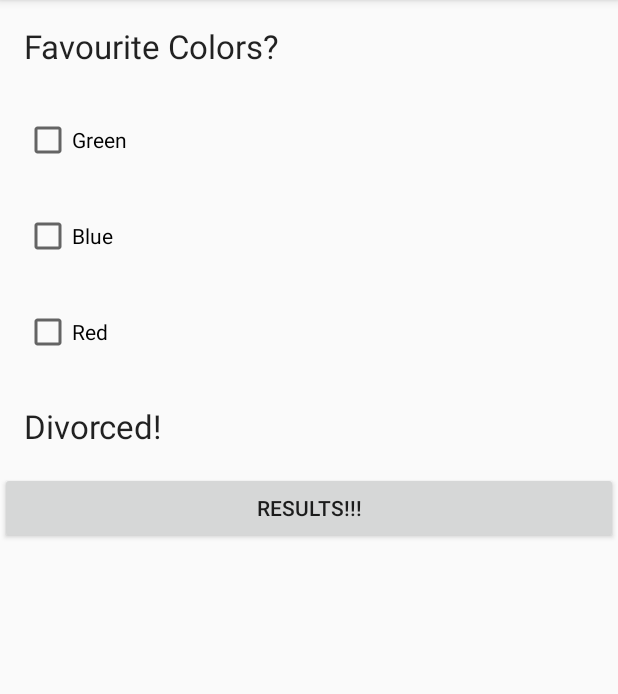
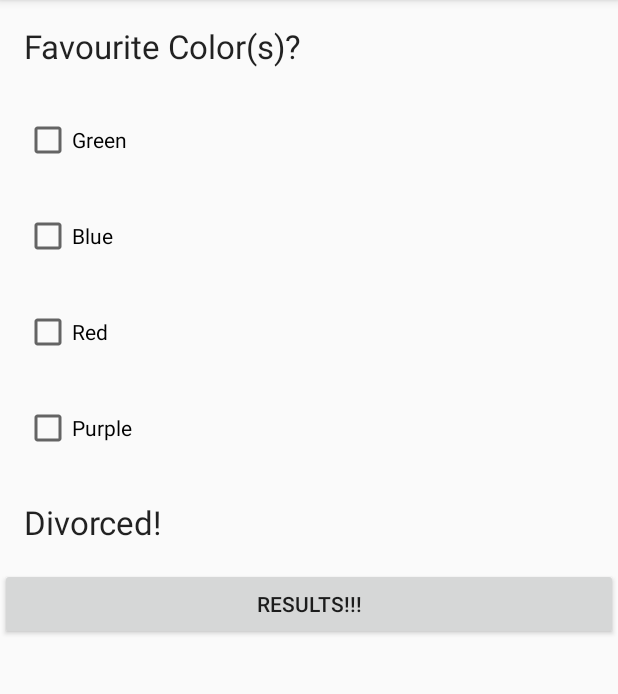
Before and after one commit to JosephM2014/QuizApp, an Android app: the screen it shows after launch (Main2Activity), after a tap on "NEXT", on a phone screen of 412 x 824 dp, the part 84-778 px from its top. Run offline under Robolectric (Android 15) with nearby library versions, the phone set to English and light mode, and no system bars; 3 other taps on this screen came first.

Commit message:
Trial commit

```diff
--- a/app/src/main/res/layout/activity_main2.xml
+++ b/app/src/main/res/layout/activity_main2.xml
@@ -10,14 +10,17 @@
         android:layout_alignParentLeft="true"
         android:layout_alignParentRight="true"
         android:layout_alignParentTop="true"
-        android:orientation="vertical">
+        android:orientation="vertical"
+        android:layout_alignParentStart="true"
+        android:layout_alignParentEnd="true"
+        tools:ignore="UselessParent">
 
         <TextView
             android:id="@+id/textView1"
             android:layout_width="match_parent"
             android:layout_height="wrap_content"
             android:layout_margin="16dp"
-            android:text="Favourite Colors?"
+            android:text="@string/favourite_colors"
             android:textAppearance="?android:attr/textAppearanceLarge" />
 
         <LinearLayout
@@ -32,7 +35,7 @@
                 android:layout_height="wrap_content"
                 android:layout_margin="16dp"
                 android:onClick="onCheckBoxClicked"
-                android:text="Green" />
+                android:text="@string/green" />
 
             <CheckBox
                 android:id="@+id/checkBoxBlue"
@@ -40,7 +43,7 @@
                 android:layout_height="wrap_content"
                 android:layout_margin="16dp"
                 android:onClick="onCheckBoxClicked"
-                android:text="Blue" />
+                android:text="@string/blue" />
 
             <CheckBox
                 android:id="@+id/checkBoxRed"
@@ -48,7 +51,14 @@
                 android:layout_height="wrap_content"
                 android:layout_margin="16dp"
                 android:onClick="onCheckBoxClicked"
-                android:text="Red" />
+                android:text="@string/red" />
+
+            <CheckBox
+                android:id="@+id/checkBoxPurple"
+                android:layout_width="match_parent"
+                android:layout_height="wrap_content"
+                android:layout_margin="16dp"
+                android:text="@string/purple" />
 
             <TextView
                 android:id="@+id/textView12"
--- a/app/src/main/res/values/strings.xml
+++ b/app/src/main/res/values/strings.xml
@@ -4,4 +4,9 @@
     <string name="title_activity_result">Results!!!</string>
     <string name="pirates">Pirates</string>
     <string name="ninjas">Ninjas</string>
+    <string name="purple">Purple</string>
+    <string name="red">Red</string>
+    <string name="blue">Blue</string>
+    <string name="green">Green</string>
+    <string name="favourite_colors">Favourite Color(s)?</string>
 </resources>
```
